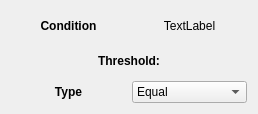
yamedvedya/beam_monitor, file uis/condition_setup.ui: the form before one commit.
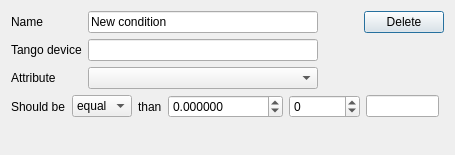
The form after the commit.

```diff
--- a/uis/condition_setup.ui
+++ b/uis/condition_setup.ui
@@ -6,8 +6,8 @@
    <rect>
     <x>0</x>
     <y>0</y>
-    <width>258</width>
-    <height>114</height>
+    <width>455</width>
+    <height>155</height>
    </rect>
   </property>
   <property name="windowTitle">
@@ -15,66 +15,59 @@
   </property>
   <layout class="QVBoxLayout" name="verticalLayout">
    <item>
-    <layout class="QHBoxLayout" name="horizontalLayout_3">
-     <property name="sizeConstraint">
-      <enum>QLayout::SetDefaultConstraint</enum>
-     </property>
-     <item>
-      <widget class="QLabel" name="label_4">
-       <property name="minimumSize">
+    <layout class="QGridLayout" name="gridLayout" columnstretch="0,1,0,0">
+     <item row="1" column="2">
+      <spacer name="horizontalSpacer_2">
+       <property name="orientation">
+        <enum>Qt::Horizontal</enum>
+       </property>
+       <property name="sizeHint" stdset="0">
         <size>
-         <width>0</width>
-         <height>30</height>
+         <width>40</width>
+         <height>20</height>
         </size>
        </property>
-       <property name="font">
-        <font>
-         <weight>75</weight>
-         <bold>true</bold>
-        </font>
-       </property>
+      </spacer>
+     </item>
+     <item row="2" column="1">
+      <widget class="QComboBox" name="cmb_attribute"/>
+     </item>
+     <item row="1" column="0">
+      <widget class="QLabel" name="label_8">
        <property name="text">
-        <string>Condition</string>
+        <string>Tango device</string>
        </property>
-       <property name="alignment">
-        <set>Qt::AlignCenter</set>
-       </property>
       </widget>
      </item>
-     <item>
-      <widget class="QLabel" name="lb_name">
-       <property name="minimumSize">
-        <size>
-         <width>0</width>
-         <height>30</height>
-        </size>
+     <item row="2" column="0">
+      <widget class="QLabel" name="label_9">
+       <property name="text">
+        <string>Attribute</string>
        </property>
+      </widget>
+     </item>
+     <item row="1" column="1">
+      <widget class="QLineEdit" name="le_device"/>
+     </item>
+     <item row="0" column="0">
+      <widget class="QLabel" name="label_10">
        <property name="text">
-        <string>TextLabel</string>
+        <string>Name</string>
        </property>
-       <property name="alignment">
-        <set>Qt::AlignCenter</set>
-       </property>
       </widget>
      </item>
-    </layout>
-   </item>
-   <item>
-    <layout class="QHBoxLayout" name="horizontalLayout">
-     <item>
-      <widget class="QLabel" name="label">
-       <property name="font">
-        <font>
-         <weight>75</weight>
-         <bold>true</bold>
-        </font>
+     <item row="0" column="1">
+      <widget class="QLineEdit" name="le_name">
+       <property name="text">
+        <string>New condition</string>
        </property>
+      </widget>
+     </item>
+     <item row="0" column="3">
+      <widget class="QPushButton" name="cmd_delete_me">
        <property name="text">
-        <string>Threshold:</string>
+        <string>Delete</string>
        </property>
-       <property name="alignment">
-        <set>Qt::AlignCenter</set>
-       </property>
       </widget>
      </item>
     </layout>
@@ -82,18 +75,9 @@
    <item>
     <layout class="QHBoxLayout" name="horizontalLayout_2">
      <item>
-      <widget class="QLabel" name="label_2">
-       <property name="font">
-        <font>
-         <weight>75</weight>
-         <bold>true</bold>
-        </font>
-       </property>
+      <widget class="QLabel" name="label_11">
        <property name="text">
-        <string>Type</string>
-       </property>
-       <property name="alignment">
-        <set>Qt::AlignCenter</set>
+        <string>Should be</string>
        </property>
       </widget>
      </item>
@@ -101,7 +85,7 @@
       <widget class="QComboBox" name="cmb_condition">
        <item>
         <property name="text">
-         <string>Equal</string>
+         <string>equal</string>
         </property>
        </item>
        <item>
@@ -116,8 +100,67 @@
        </item>
       </widget>
      </item>
+     <item>
+      <widget class="QLabel" name="label_12">
+       <property name="text">
+        <string>than</string>
+       </property>
+      </widget>
+     </item>
+     <item>
+      <widget class="QDoubleSpinBox" name="dsp_threshold">
+       <property name="decimals">
+        <number>6</number>
+       </property>
+       <property name="minimum">
+        <double>-1000000000.000000000000000</double>
+       </property>
+       <property name="maximum">
+        <double>1000000000.000000000000000</double>
+       </property>
+      </widget>
+     </item>
+     <item>
+      <widget class="QSpinBox" name="sp_threshold">
+       <property name="minimum">
+        <number>-1000000000</number>
+       </property>
+       <property name="maximum">
+        <number>1000000000</number>
+       </property>
+      </widget>
+     </item>
+     <item>
+      <widget class="QLineEdit" name="le_value"/>
+     </item>
+     <item>
+      <spacer name="horizontalSpacer">
+       <property name="orientation">
+        <enum>Qt::Horizontal</enum>
+       </property>
+       <property name="sizeHint" stdset="0">
+        <size>
+         <width>40</width>
+         <height>20</height>
+        </size>
+       </property>
+      </spacer>
+     </item>
     </layout>
    </item>
+   <item>
+    <spacer name="verticalSpacer">
+     <property name="orientation">
+      <enum>Qt::Vertical</enum>
+     </property>
+     <property name="sizeHint" stdset="0">
+      <size>
+       <width>20</width>
+       <height>1</height>
+      </size>
+     </property>
+    </spacer>
+   </item>
   </layout>
  </widget>
  <resources/>
```
Left out of the diff: 6 changed lines with no effect on the pictures.
